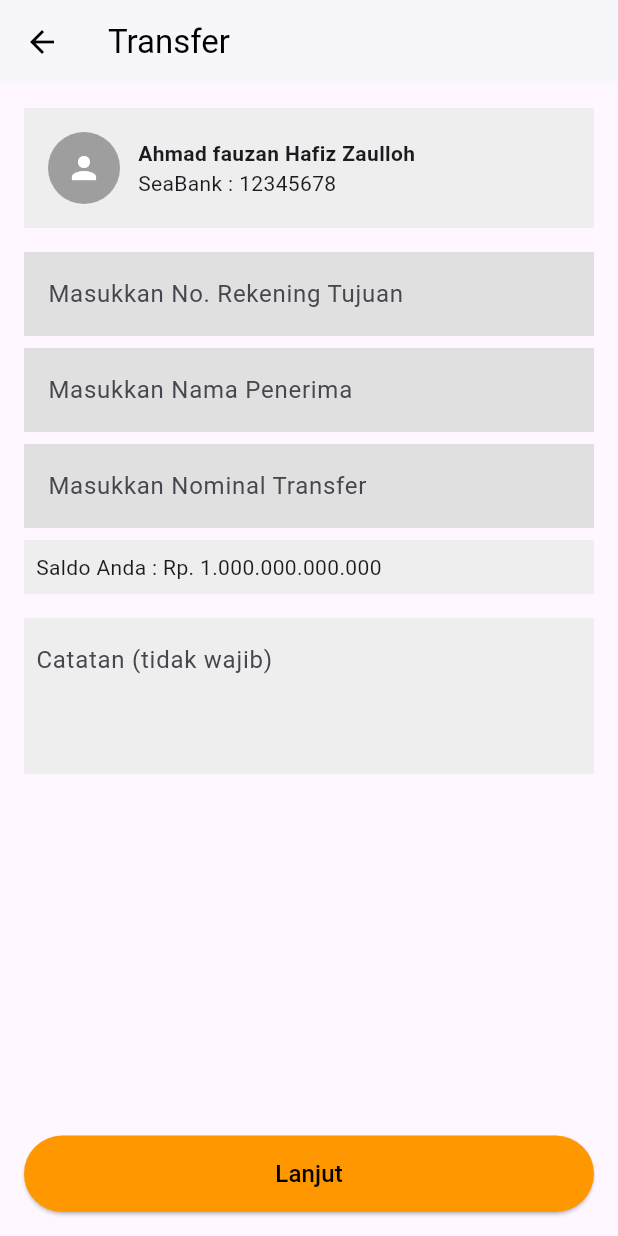
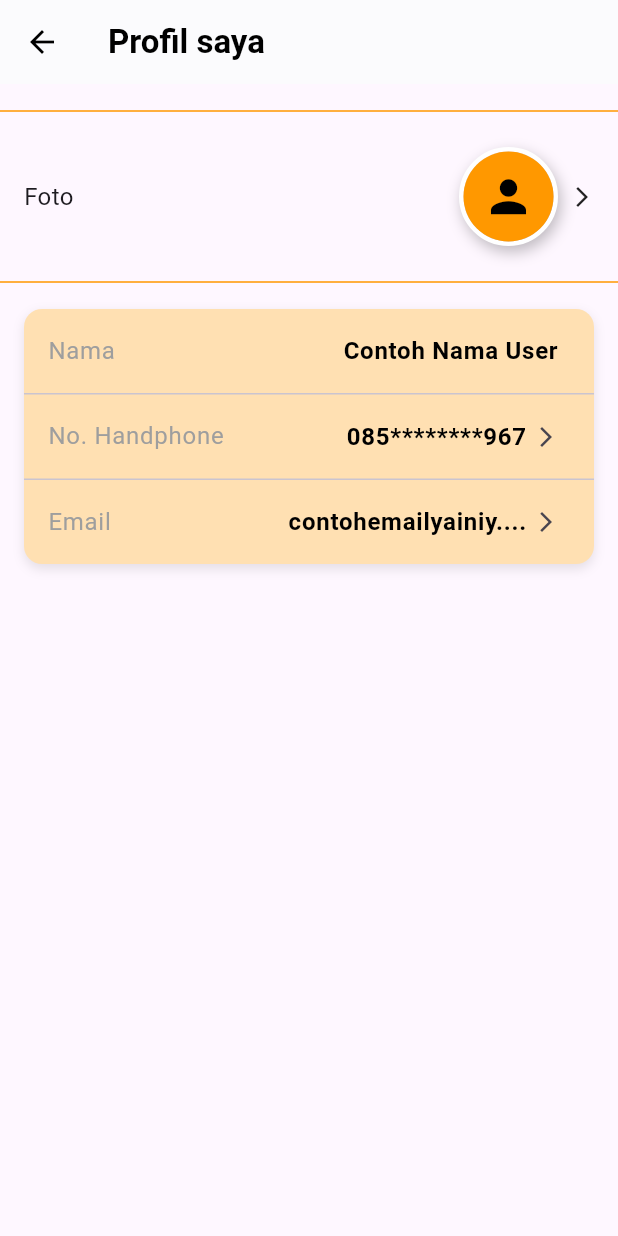
Before and after one commit to Gober1945/mobile, a Flutter app: the screen it shows after launch, on a phone screen of 412 x 824 dp. Run offline on Flutter 3.47's test engine with Material 3 defaults, Android fonts, the phone set to English and light mode, and no system bars.

Commit message:
Menambahkan file profil.dart

```diff
--- /dev/null
+++ b/lib/profil.dart
@@ -0,0 +1,181 @@
+import 'package:flutter/material.dart';
+
+void main() {
+  runApp(const MyProfileApp());
+}
+
+class MyProfileApp extends StatelessWidget {
+  const MyProfileApp({super.key});
+
+  @override
+  Widget build(BuildContext context) {
+    return MaterialApp(
+      title: 'Profil Saya',
+      debugShowCheckedModeBanner: false,
+      home: const ProfilePage(),
+    );
+  }
+}
+
+class ProfilePage extends StatelessWidget {
+  const ProfilePage({super.key});
+
+  @override
+  Widget build(BuildContext context) {
+    return Scaffold(
+      appBar: AppBar(
+        backgroundColor: Colors.white, // warna putih
+        elevation: 0.5,
+        leading: IconButton(
+          icon: const Icon(Icons.arrow_back, color: Colors.black),
+          onPressed: () {
+            Navigator.pop(context);
+          },
+        ),
+        title: const Text(
+          "Profil saya",
+          style: TextStyle(
+            color: Colors.black,
+            fontWeight: FontWeight.bold, // teks tebal
+          ),
+        ),
+      ),
+      body: Column(
+        children: [
+          const SizedBox(height: 10),
+
+          // Garis atas oranye
+          const Divider(color: Colors.orange, thickness: 1),
+
+          // Foto Profil
+          Container(
+            padding: const EdgeInsets.all(16),
+            alignment: Alignment.centerLeft,
+            child: Row(
+              children: [
+                const Text(
+                  "Foto",
+                  style: TextStyle(fontSize: 16),
+                ),
+                const Spacer(),
+
+                // Efek 3D pada Foto Profil
+                Container(
+                  decoration: BoxDecoration(
+                    shape: BoxShape.circle,
+                    boxShadow: [
+                      BoxShadow(
+                        color: Colors.black.withOpacity(0.25),
+                        blurRadius: 8,
+                        offset: const Offset(2, 4),
+                      ),
+                    ],
+                    border: Border.all(
+                      color: Colors.white,
+                      width: 3,
+                    ),
+                  ),
+                  child: CircleAvatar(
+                    radius: 30,
+                    backgroundColor: Colors.orange,
+                    child: const Icon(
+                      Icons.person,
+                      size: 35,
+                      color: Colors.black,
+                    ),
+                  ),
+                ),
+
+                const SizedBox(width: 8),
+                const Icon(Icons.arrow_forward_ios, size: 16),
+              ],
+            ),
+          ),
+
+          // Garis bawah oranye
+          const Divider(color: Colors.orange, thickness: 1),
+
+          const SizedBox(height: 10),
+
+          // Kotak Data Profil
+          Container(
+            margin: const EdgeInsets.symmetric(horizontal: 16),
+            decoration: BoxDecoration(
+              color: Colors.orange.shade100, // warna agak oranye
+              borderRadius: BorderRadius.circular(12), // sudut tumpul
+              boxShadow: [
+                BoxShadow(
+                  color: Colors.black.withOpacity(0.1),
+                  blurRadius: 6,
+                  offset: const Offset(0, 3),
+                ),
+              ],
+            ),
+            child: Column(
+              children: [
+                ListTile(
+                  title: const Text(
+                    "Nama",
+                    style: TextStyle(color: Colors.grey),
+                  ),
+                  trailing: const Text(
+                    "Contoh Nama User",
+                    style: TextStyle(
+                      fontSize: 16,
+                      fontWeight: FontWeight.bold,
+                      color: Colors.black,
+                    ),
+                  ),
+                ),
+                const Divider(height: 1),
+                ListTile(
+                  title: const Text(
+                    "No. Handphone",
+                    style: TextStyle(color: Colors.grey),
+                  ),
+                  trailing: Row(
+                    mainAxisSize: MainAxisSize.min,
+                    children: const [
+                      Text(
+                        "085********967",
+                        style: TextStyle(
+                          fontSize: 16,
+                          fontWeight: FontWeight.bold,
+                          color: Colors.black,
+                        ),
+                      ),
+                      SizedBox(width: 5),
+                      Icon(Icons.arrow_forward_ios, size: 16),
+                    ],
+                  ),
+                ),
+                const Divider(height: 1),
+                ListTile(
+                  title: const Text(
+                    "Email",
+                    style: TextStyle(color: Colors.grey),
+                  ),
+                  trailing: Row(
+                    mainAxisSize: MainAxisSize.min,
+                    children: const [
+                      Text(
+                        "contohemailyainiy....",
+                        style: TextStyle(
+                          fontSize: 16,
+                          fontWeight: FontWeight.bold,
+                          color: Colors.black,
+                        ),
+                      ),
+                      SizedBox(width: 5),
+                      Icon(Icons.arrow_forward_ios, size: 16),
+                    ],
+                  ),
+                ),
+              ],
+            ),
+          ),
+        ],
+      ),
+    );
+  }
+}
--- a/lib/transfer.dart
+++ b/lib/transfer.dart
@@ -6,10 +6,10 @@ class MyApp extends StatelessWidget {
 
   @override
   Widget build(BuildContext context) {
-    return MaterialApp(
+    return const MaterialApp(
       debugShowCheckedModeBanner: false,
       title: 'M-Banking',
-      home: const TransferPage(),
+      home: TransferPage(),
     );
   }
 }
@@ -39,17 +39,17 @@ class TransferPage extends StatelessWidget {
             Container(
               padding: const EdgeInsets.all(16),
               color: Colors.grey[200],
-              child: Row(
+              child: const Row(
                 children: [
-                  const CircleAvatar(
+                  CircleAvatar(
                     radius: 24,
                     backgroundColor: Colors.grey,
                     child: Icon(Icons.person, color: Colors.white),
                   ),
-                  const SizedBox(width: 12),
+                  SizedBox(width: 12),
                   Column(
                     crossAxisAlignment: CrossAxisAlignment.start,
-                    children: const [
+                    children: [
                       Text(
                         'Ahmad fauzan Hafiz Zaulloh',
                         style: TextStyle(fontWeight: FontWeight.bold),
```
Also changed, not shown: lib/beranda.dart (+17 -15 lines), lib/infokelompok.dart (+8 -6 lines), lib/pengaturan.dart (+6 -4 lines).
